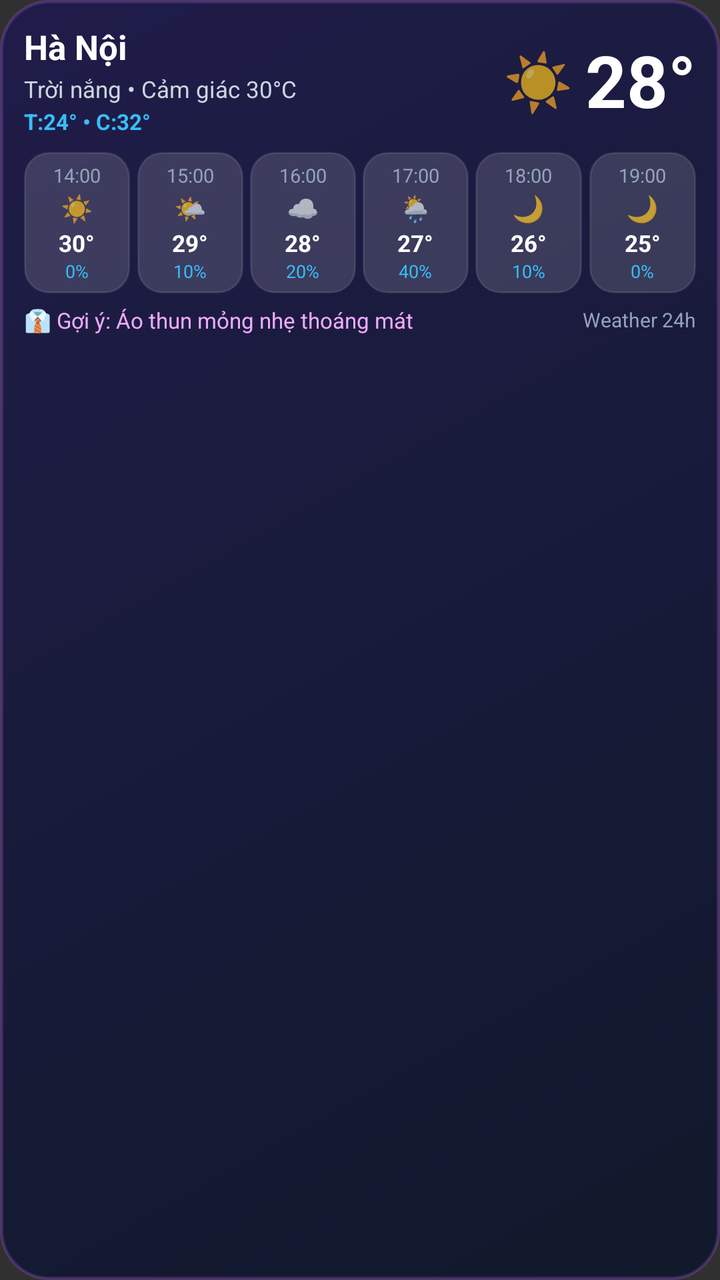
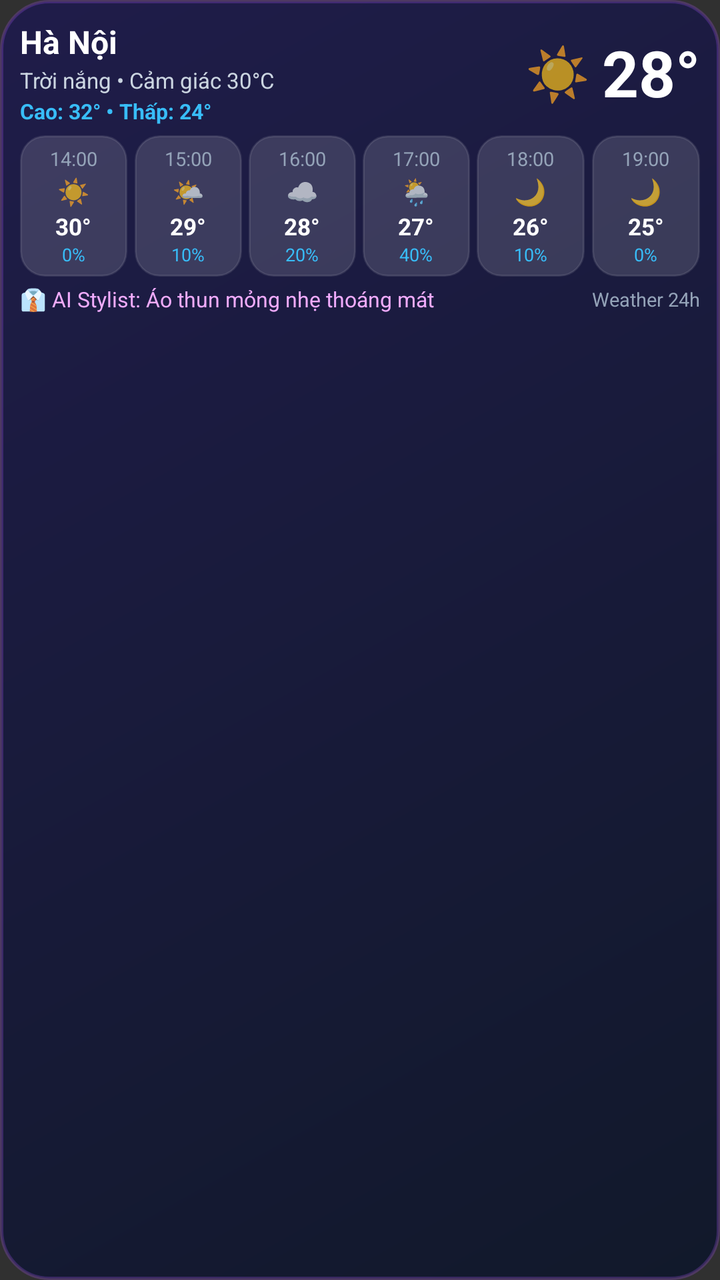

Two renders of the same Android screen: before a commit and after it. Below are the layout's source before the change and the commit's diff.
<!-- AndroidManifest.xml: application theme Theme.Weather24h -->
<!-- res/layout/weather_widget.xml -->
<?xml version="1.0" encoding="utf-8"?>
<FrameLayout xmlns:android="http://schemas.android.com/apk/res/android"
    android:id="@+id/widget_root"
    android:layout_width="match_parent"
    android:layout_height="match_parent">

    
    <ImageView
        android:id="@+id/widget_bg_layer"
        android:layout_width="match_parent"
        android:layout_height="match_parent"
        android:scaleType="fitXY"
        android:src="@drawable/widget_bg_dark" />

    
    <LinearLayout
        android:id="@+id/widget_content"
        android:layout_width="match_parent"
        android:layout_height="match_parent"
        android:orientation="vertical"
        android:padding="12dp">

        
        <LinearLayout
            android:layout_width="match_parent"
            android:layout_height="wrap_content"
            android:gravity="center_vertical"
            android:orientation="horizontal">

            <LinearLayout
                android:layout_width="0dp"
                android:layout_height="wrap_content"
                android:layout_weight="1"
                android:orientation="vertical">

                <TextView
                    android:id="@+id/widget_city_name"
                    android:layout_width="wrap_content"
                    android:layout_height="wrap_content"
                    android:ellipsize="end"
                    android:maxLines="1"
                    android:text="Hà Nội"
                    android:textColor="#FFFFFF"
                    android:textSize="17sp"
                    android:textStyle="bold" />

                <TextView
                    android:id="@+id/widget_weather_desc"
                    android:layout_width="wrap_content"
                    android:layout_height="wrap_content"
                    android:layout_marginTop="2dp"
                    android:ellipsize="end"
                    android:maxLines="1"
                    android:text="Trời nắng • Cảm giác 30°C"
                    android:textColor="#CBD5E1"
                    android:textSize="11.5sp" />

                <TextView
                    android:id="@+id/widget_range"
                    android:layout_width="wrap_content"
                    android:layout_height="wrap_content"
                    android:layout_marginTop="1dp"
                    android:text="T:24° • C:32°"
                    android:textColor="#38BDF8"
                    android:textSize="11sp"
                    android:textStyle="bold" />
            </LinearLayout>

            <TextView
                android:id="@+id/widget_weather_icon"
                android:layout_width="wrap_content"
                android:layout_height="wrap_content"
                android:layout_marginEnd="6dp"
                android:text="☀️"
                android:textSize="28sp" />

            <TextView
                android:id="@+id/widget_temp"
                android:layout_width="wrap_content"
                android:layout_height="wrap_content"
                android:text="28°"
                android:textColor="#FFFFFF"
                android:textSize="36sp"
                android:textStyle="bold" />
        </LinearLayout>

        
        <LinearLayout
            android:id="@+id/widget_hourly_container"
            android:layout_width="match_parent"
            android:layout_height="wrap_content"
            android:layout_marginTop="8dp"
            android:orientation="horizontal">

            
            <LinearLayout
                android:id="@+id/widget_h1_container"
                android:layout_width="0dp"
                android:layout_height="wrap_content"
                android:layout_weight="1"
                android:layout_marginEnd="2dp"
                android:background="@drawable/widget_hour_chip_dark"
                android:gravity="center"
                android:orientation="vertical"
                android:paddingTop="5dp"
                android:paddingBottom="5dp"
                android:paddingStart="2dp"
                android:paddingEnd="2dp">

                <TextView
                    android:id="@+id/widget_h1_time"
                    android:layout_width="wrap_content"
                    android:layout_height="wrap_content"
                    android:text="14:00"
                    android:textColor="#94A3B8"
                    android:textSize="9.5sp" />

                <TextView
                    android:id="@+id/widget_h1_icon"
                    android:layout_width="wrap_content"
                    android:layout_height="wrap_content"
                    android:layout_marginTop="1dp"
                    android:text="☀️"
                    android:textSize="13sp" />

                <TextView
                    android:id="@+id/widget_h1_temp"
                    android:layout_width="wrap_content"
                    android:layout_height="wrap_content"
                    android:layout_marginTop="1dp"
                    android:text="30°"
                    android:textColor="#FFFFFF"
                    android:textSize="11.5sp"
                    android:textStyle="bold" />

                <TextView
                    android:id="@+id/widget_h1_rain"
                    android:layout_width="wrap_content"
                    android:layout_height="wrap_content"
                    android:text="0%"
                    android:textColor="#38BDF8"
                    android:textSize="9sp" />
            </LinearLayout>

            
            <LinearLayout
                android:id="@+id/widget_h2_container"
                android:layout_width="0dp"
                android:layout_height="wrap_content"
                android:layout_weight="1"
                android:layout_marginStart="1.5dp"
                android:layout_marginEnd="1.5dp"
                android:background="@drawable/widget_hour_chip_dark"
                android:gravity="center"
                android:orientation="vertical"
                android:paddingTop="5dp"
                android:paddingBottom="5dp"
                android:paddingStart="2dp"
                android:paddingEnd="2dp">

                <TextView
                    android:id="@+id/widget_h2_time"
                    android:layout_width="wrap_content"
                    android:layout_height="wrap_content"
                    android:text="15:00"
                    android:textColor="#94A3B8"
                    android:textSize="9.5sp" />

                <TextView
                    android:id="@+id/widget_h2_icon"
                    android:layout_width="wrap_content"
                    android:layout_height="wrap_content"
                    android:layout_marginTop="1dp"
                    android:text="🌤️"
                    android:textSize="13sp" />

                <TextView
                    android:id="@+id/widget_h2_temp"
                    android:layout_width="wrap_content"
                    android:layout_height="wrap_content"
                    android:layout_marginTop="1dp"
                    android:text="29°"
                    android:textColor="#FFFFFF"
                    android:textSize="11.5sp"
                    android:textStyle="bold" />

                <TextView
                    android:id="@+id/widget_h2_rain"
                    android:layout_width="wrap_content"
                    android:layout_height="wrap_content"
                    android:text="10%"
                    android:textColor="#38BDF8"
                    android:textSize="9sp" />
            </LinearLayout>

            
            <LinearLayout
                android:id="@+id/widget_h3_container"
                android:layout_width="0dp"
                android:layout_height="wrap_content"
                android:layout_weight="1"
                android:layout_marginStart="1.5dp"
                android:layout_marginEnd="1.5dp"
                android:background="@drawable/widget_hour_chip_dark"
                android:gravity="center"
                android:orientation="vertical"
                android:paddingTop="5dp"
                android:paddingBottom="5dp"
                android:paddingStart="2dp"
                android:paddingEnd="2dp">

                <TextView
                    android:id="@+id/widget_h3_time"
                    android:layout_width="wrap_content"
                    android:layout_height="wrap_content"
                    android:text="16:00"
                    android:textColor="#94A3B8"
                    android:textSize="9.5sp" />

                <TextView
                    android:id="@+id/widget_h3_icon"
                    android:layout_width="wrap_content"
                    android:layout_height="wrap_content"
                    android:layout_marginTop="1dp"
                    android:text="☁️"
                    android:textSize="13sp" />

                <TextView
                    android:id="@+id/widget_h3_temp"
                    android:layout_width="wrap_content"
                    android:layout_height="wrap_content"
                    android:layout_marginTop="1dp"
                    android:text="28°"
                    android:textColor="#FFFFFF"
                    android:textSize="11.5sp"
                    android:textStyle="bold" />

                <TextView
                    android:id="@+id/widget_h3_rain"
                    android:layout_width="wrap_content"
                    android:layout_height="wrap_content"
                    android:text="20%"
                    android:textColor="#38BDF8"
                    android:textSize="9sp" />
            </LinearLayout>

            
            <LinearLayout
                android:id="@+id/widget_h4_container"
                android:layout_width="0dp"
                android:layout_height="wrap_content"
                android:layout_weight="1"
                android:layout_marginStart="1.5dp"
                android:layout_marginEnd="1.5dp"
                android:background="@drawable/widget_hour_chip_dark"
                android:gravity="center"
                android:orientation="vertical"
                android:paddingTop="5dp"
                android:paddingBottom="5dp"
                android:paddingStart="2dp"
                android:paddingEnd="2dp">

                <TextView
                    android:id="@+id/widget_h4_time"
                    android:layout_width="wrap_content"
                    android:layout_height="wrap_content"
                    android:text="17:00"
                    android:textColor="#94A3B8"
                    android:textSize="9.5sp" />

                <TextView
                    android:id="@+id/widget_h4_icon"
                    android:layout_width="wrap_content"
                    android:layout_height="wrap_content"
                    android:layout_marginTop="1dp"
                    android:text="🌦️"
                    android:textSize="13sp" />

                <TextView
                    android:id="@+id/widget_h4_temp"
                    android:layout_width="wrap_content"
                    android:layout_height="wrap_content"
                    android:layout_marginTop="1dp"
                    android:text="27°"
                    android:textColor="#FFFFFF"
                    android:textSize="11.5sp"
                    android:textStyle="bold" />

                <TextView
                    android:id="@+id/widget_h4_rain"
                    android:layout_width="wrap_content"
                    android:layout_height="wrap_content"
                    android:text="40%"
                    android:textColor="#38BDF8"
                    android:textSize="9sp" />
            </LinearLayout>

            
            <LinearLayout
                android:id="@+id/widget_h5_container"
                android:layout_width="0dp"
                android:layout_height="wrap_content"
                android:layout_weight="1"
                android:layout_marginStart="1.5dp"
                android:layout_marginEnd="1.5dp"
                android:background="@drawable/widget_hour_chip_dark"
                android:gravity="center"
                android:orientation="vertical"
                android:paddingTop="5dp"
                android:paddingBottom="5dp"
                android:paddingStart="2dp"
                android:paddingEnd="2dp">

                <TextView
                    android:id="@+id/widget_h5_time"
                    android:layout_width="wrap_content"
                    android:layout_height="wrap_content"
                    android:text="18:00"
                    android:textColor="#94A3B8"
                    android:textSize="9.5sp" />

                <TextView
                    android:id="@+id/widget_h5_icon"
                    android:layout_width="wrap_content"
                    android:layout_height="wrap_content"
                    android:layout_marginTop="1dp"
                    android:text="🌙"
                    android:textSize="13sp" />

                <TextView
                    android:id="@+id/widget_h5_temp"
                    android:layout_width="wrap_content"
                    android:layout_height="wrap_content"
                    android:layout_marginTop="1dp"
                    android:text="26°"
                    android:textColor="#FFFFFF"
                    android:textSize="11.5sp"
                    android:textStyle="bold" />

                <TextView
                    android:id="@+id/widget_h5_rain"
                    android:layout_width="wrap_content"
                    android:layout_height="wrap_content"
                    android:text="10%"
                    android:textColor="#38BDF8"
                    android:textSize="9sp" />
            </LinearLayout>

            
            <LinearLayout
                android:id="@+id/widget_h6_container"
                android:layout_width="0dp"
                android:layout_height="wrap_content"
                android:layout_weight="1"
                android:layout_marginStart="2dp"
                android:background="@drawable/widget_hour_chip_dark"
                android:gravity="center"
                android:orientation="vertical"
                android:paddingTop="5dp"
                android:paddingBottom="5dp"
                android:paddingStart="2dp"
                android:paddingEnd="2dp">

                <TextView
                    android:id="@+id/widget_h6_time"
                    android:layout_width="wrap_content"
                    android:layout_height="wrap_content"
                    android:text="19:00"
                    android:textColor="#94A3B8"
                    android:textSize="9.5sp" />

                <TextView
                    android:id="@+id/widget_h6_icon"
                    android:layout_width="wrap_content"
                    android:layout_height="wrap_content"
                    android:layout_marginTop="1dp"
                    android:text="🌙"
                    android:textSize="13sp" />

                <TextView
                    android:id="@+id/widget_h6_temp"
                    android:layout_width="wrap_content"
                    android:layout_height="wrap_content"
                    android:layout_marginTop="1dp"
                    android:text="25°"
                    android:textColor="#FFFFFF"
                    android:textSize="11.5sp"
                    android:textStyle="bold" />

                <TextView
                    android:id="@+id/widget_h6_rain"
                    android:layout_width="wrap_content"
                    android:layout_height="wrap_content"
                    android:text="0%"
                    android:textColor="#38BDF8"
                    android:textSize="9sp" />
            </LinearLayout>
        </LinearLayout>

        
        <LinearLayout
            android:layout_width="match_parent"
            android:layout_height="wrap_content"
            android:layout_marginTop="6dp"
            android:gravity="center_vertical"
            android:orientation="horizontal">

            <TextView
                android:id="@+id/widget_ai_tip"
                android:layout_width="0dp"
                android:layout_height="wrap_content"
                android:layout_weight="1"
                android:ellipsize="end"
                android:maxLines="1"
                android:text="👔 Gợi ý: Áo thun mỏng nhẹ thoáng mát"
                android:textColor="#F0ABFC"
                android:textSize="11sp" />

            <TextView
                android:id="@+id/widget_updated"
                android:layout_width="wrap_content"
                android:layout_height="wrap_content"
                android:layout_marginStart="8dp"
                android:text="Weather 24h"
                android:textColor="#94A3B8"
                android:textSize="10sp" />
        </LinearLayout>

    </LinearLayout>

</FrameLayout>
<!-- resources referenced by this layout -->
<resources>
  <!-- drawable widget_bg_dark (drawable) -->
  <?xml version="1.0" encoding="utf-8"?>
  <shape xmlns:android="http://schemas.android.com/apk/res/android"
      android:shape="rectangle">
      <gradient
          android:angle="315"
          android:startColor="#F01E1B4B"
          android:endColor="#F00F172A" />
      <corners android:radius="24dp" />
      <stroke
          android:width="1.5dp"
          android:color="#40A855F7" />
  </shape>
  <!-- drawable widget_hour_chip_dark (drawable) -->
  <?xml version="1.0" encoding="utf-8"?>
  <shape xmlns:android="http://schemas.android.com/apk/res/android"
      android:shape="rectangle">
      <corners android:radius="12dp" />
      <solid android:color="#24FFFFFF" />
      <stroke
          android:width="1dp"
          android:color="#1AFFFFFF" />
  </shape>
  <style name="Theme.Weather24h" parent="android:Theme.Material.NoActionBar">
          <item name="android:statusBarColor">@android:color/transparent</item>
          <item name="android:navigationBarColor">#0F172A</item>
          <item name="android:windowLightStatusBar">false</item>
      </style>
</resources>

<!-- the commit's change to res/layout/weather_widget.xml (unified diff, before → after) -->
@@ -18,7 +18,7 @@
         android:layout_width="match_parent"
         android:layout_height="match_parent"
         android:orientation="vertical"
-        android:padding="12dp">
+        android:padding="10dp">
 
         
         <LinearLayout
@@ -41,28 +41,30 @@
                     android:maxLines="1"
                     android:text="Hà Nội"
                     android:textColor="#FFFFFF"
-                    android:textSize="17sp"
+                    android:textSize="16sp"
                     android:textStyle="bold" />
 
                 <TextView
                     android:id="@+id/widget_weather_desc"
                     android:layout_width="wrap_content"
                     android:layout_height="wrap_content"
-                    android:layout_marginTop="2dp"
+                    android:layout_marginTop="1dp"
                     android:ellipsize="end"
                     android:maxLines="1"
                     android:text="Trời nắng • Cảm giác 30°C"
                     android:textColor="#CBD5E1"
-                    android:textSize="11.5sp" />
+                    android:textSize="11sp" />
 
                 <TextView
                     android:id="@+id/widget_range"
                     android:layout_width="wrap_content"
                     android:layout_height="wrap_content"
                     android:layout_marginTop="1dp"
-                    android:text="T:24° • C:32°"
-                    android:textColor="#38BDF8"
-                    android:textSize="11sp"
+                    android:ellipsize="end"
+                    android:maxLines="1"
+                    android:text="Cao: 32° • Thấp: 24°"
+                    android:textColor="#38BDF8"
+                    android:textSize="10.5sp"
                     android:textStyle="bold" />
             </LinearLayout>
 
@@ -72,7 +74,7 @@
                 android:layout_height="wrap_content"
                 android:layout_marginEnd="6dp"
                 android:text="☀️"
-                android:textSize="28sp" />
+                android:textSize="26sp" />
 
             <TextView
                 android:id="@+id/widget_temp"
@@ -80,7 +82,7 @@
                 android:layout_height="wrap_content"
                 android:text="28°"
                 android:textColor="#FFFFFF"
-                android:textSize="36sp"
+                android:textSize="32sp"
                 android:textStyle="bold" />
         </LinearLayout>
 
@@ -89,7 +91,8 @@
             android:id="@+id/widget_hourly_container"
             android:layout_width="match_parent"
             android:layout_height="wrap_content"
-            android:layout_marginTop="8dp"
+            android:layout_marginTop="5dp"
+            android:baselineAligned="false"
             android:orientation="horizontal">
 
             
@@ -399,9 +402,10 @@
 
         
         <LinearLayout
+            android:id="@+id/widget_bottom_row"
             android:layout_width="match_parent"
             android:layout_height="wrap_content"
-            android:layout_marginTop="6dp"
+            android:layout_marginTop="4dp"
             android:gravity="center_vertical"
             android:orientation="horizontal">
 
@@ -412,18 +416,18 @@
                 android:layout_weight="1"
                 android:ellipsize="end"
                 android:maxLines="1"
-                android:text="👔 Gợi ý: Áo thun mỏng nhẹ thoáng mát"
+                android:text="👔 AI Stylist: Áo thun mỏng nhẹ thoáng mát"
                 android:textColor="#F0ABFC"
-                android:textSize="11sp" />
+                android:textSize="10.5sp" />
 
             <TextView
                 android:id="@+id/widget_updated"
                 android:layout_width="wrap_content"
                 android:layout_height="wrap_content"
-                android:layout_marginStart="8dp"
+                android:layout_marginStart="6dp"
                 android:text="Weather 24h"
                 android:textColor="#94A3B8"
-                android:textSize="10sp" />
+                android:textSize="9.5sp" />
         </LinearLayout>
 
     </LinearLayout>
